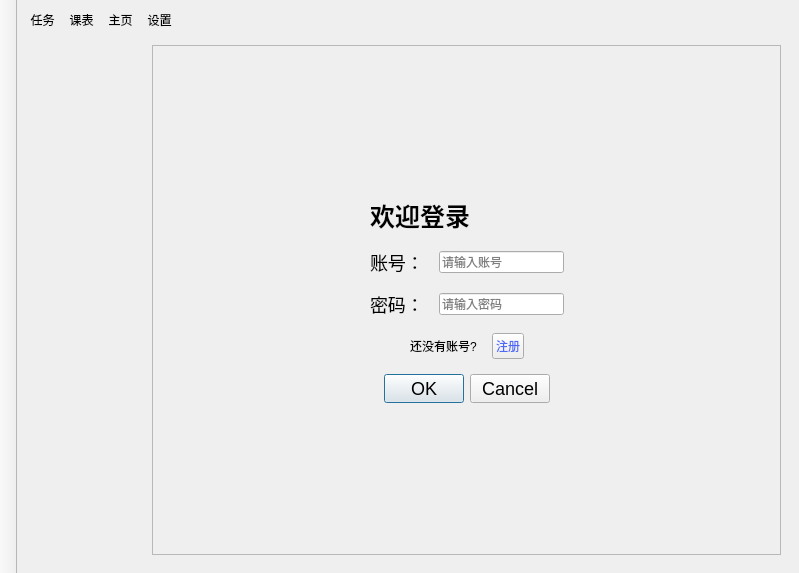
Qt form mainwindow.ui (evtrouble/ham) before a commit.
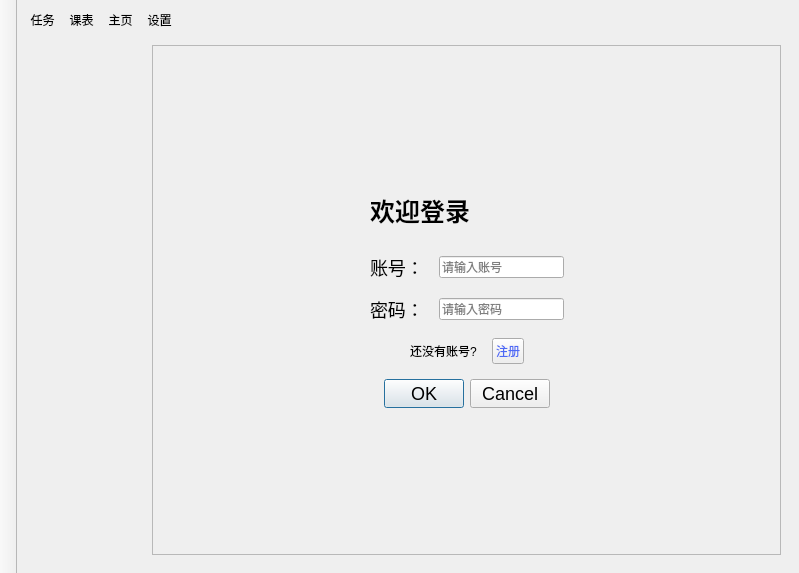
The same form after that commit. The open tabs and pages were chosen to show the change. Icons and pictures are not drawn. Custom widgets are drawn as their Qt base class.

Diff of the .ui file:
```diff
--- a/mainwindow.ui
+++ b/mainwindow.ui
@@ -1159,6 +1159,22 @@
                 </property>
                </widget>
               </item>
+              <item>
+               <spacer name="verticalSpacer_13">
+                <property name="orientation">
+                 <enum>Qt::Orientation::Vertical</enum>
+                </property>
+                <property name="sizeType">
+                 <enum>QSizePolicy::Policy::Preferred</enum>
+                </property>
+                <property name="sizeHint" stdset="0">
+                 <size>
+                  <width>20</width>
+                  <height>10</height>
+                 </size>
+                </property>
+               </spacer>
+              </item>
               <item>
                <layout class="QHBoxLayout" name="horizontalLayout_4">
                 <item>
```
Left out of the diff: 2 changed lines with no effect on the pictures.
